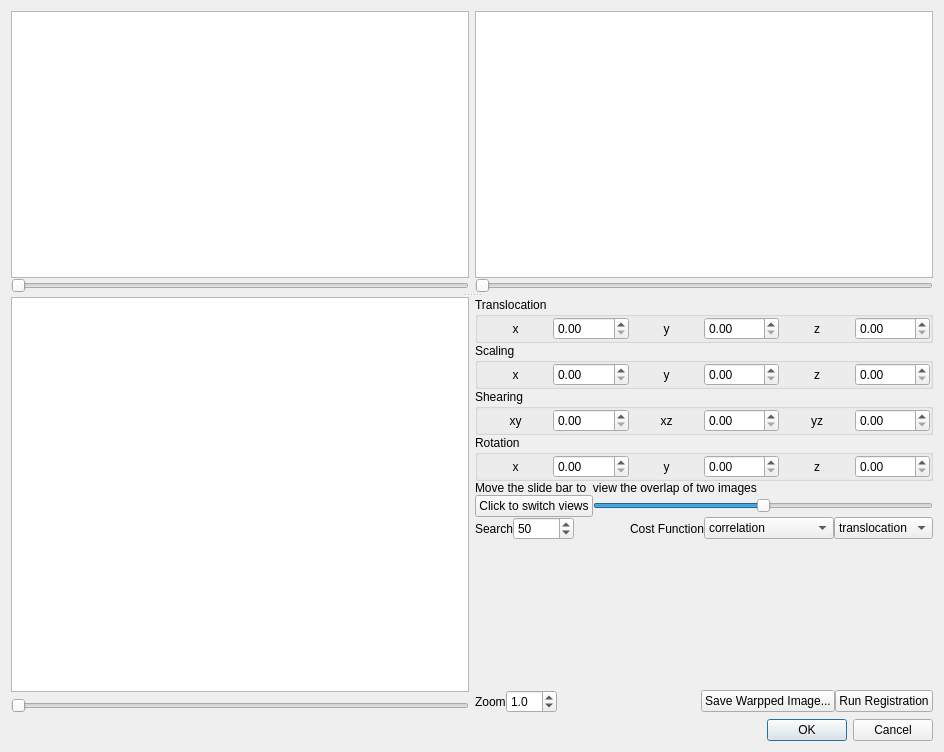
Old version of the form manual_alignment.ui in the repository frankyeh/DSI-Studio.
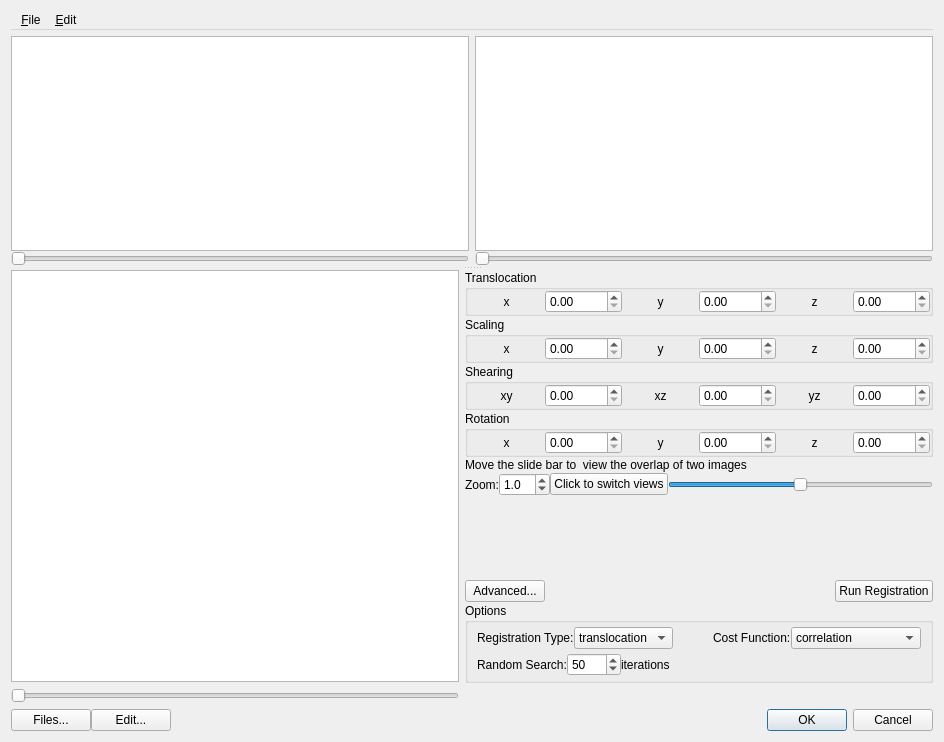
New version of the form. Icons and pictures are not drawn.

Diff of the .ui file:
```diff
--- a/manual_alignment.ui
+++ b/manual_alignment.ui
@@ -7,13 +7,47 @@
     <x>0</x>
     <y>0</y>
     <width>944</width>
-    <height>752</height>
+    <height>742</height>
    </rect>
   </property>
   <property name="windowTitle">
    <string>Registration</string>
   </property>
+  <layout class="QVBoxLayout" name="verticalLayout_8" stretch="0,1,0">
+   <property name="spacing">
+    <number>6</number>
+   </property>
+   <item>
+    <widget class="QMenuBar" name="menuBar">
+     <property name="maximumSize">
+      <size>
+       <width>16777215</width>
+       <height>24</height>
+      </size>
+     </property>
+     <property name="nativeMenuBar">
+      <bool>true</bool>
+     </property>
+     <widget class="QMenu" name="menu_File">
+      <property name="title">
+       <string>&amp;File</string>
+      </property>
+      <addaction name="actionSave_Warpped_Image"/>
+     </widget>
+     <widget class="QMenu" name="menu_Edit">
+      <property name="title">
+       <string>&amp;Edit</string>
+      </property>
+     </widget>
+     <addaction name="menu_File"/>
+     <addaction name="menu_Edit"/>
+    </widget>
+   </item>
+   <item>
   <layout class="QVBoxLayout" name="verticalLayout">
+     <property name="spacing">
+      <number>0</number>
+     </property>
    <item>
     <widget class="QWidget" name="widget" native="true">
      <layout class="QVBoxLayout" name="verticalLayout_6">
@@ -130,7 +164,7 @@
           <item>
            <layout class="QVBoxLayout" name="verticalLayout_5">
             <property name="spacing">
-             <number>0</number>
+               <number>1</number>
             </property>
             <property name="leftMargin">
              <number>0</number>
@@ -456,6 +490,32 @@
               <property name="spacing">
                <number>0</number>
               </property>
+                <item>
+                 <widget class="QLabel" name="label_15">
+                  <property name="text">
+                   <string>Zoom:</string>
+                  </property>
+                 </widget>
+                </item>
+                <item>
+                 <widget class="QDoubleSpinBox" name="zoom">
+                  <property name="decimals">
+                   <number>1</number>
+                  </property>
+                  <property name="minimum">
+                   <double>0.100000000000000</double>
+                  </property>
+                  <property name="maximum">
+                   <double>10.000000000000000</double>
+                  </property>
+                  <property name="singleStep">
+                   <double>0.200000000000000</double>
+                  </property>
+                  <property name="value">
+                   <double>1.000000000000000</double>
+                  </property>
+                 </widget>
+                </item>
               <item>
                <widget class="QPushButton" name="switch_view">
                 <property name="text">
@@ -481,6 +541,19 @@
               </item>
              </layout>
             </item>
+              <item>
+               <spacer name="verticalSpacer">
+                <property name="orientation">
+                 <enum>Qt::Vertical</enum>
+                </property>
+                <property name="sizeHint" stdset="0">
+                 <size>
+                  <width>20</width>
+                  <height>40</height>
+                 </size>
+                </property>
+               </spacer>
+              </item>
             <item>
              <layout class="QHBoxLayout" name="horizontalLayout_8">
               <property name="spacing">
@@ -490,25 +563,9 @@
                <number>0</number>
               </property>
               <item>
-               <widget class="QLabel" name="label_16">
+                 <widget class="QPushButton" name="advance_options">
                 <property name="text">
-                 <string>Search</string>
-                </property>
-               </widget>
-              </item>
-              <item>
-               <widget class="QSpinBox" name="search">
-                <property name="toolTip">
-                 <string>Search other locations</string>
-                </property>
-                <property name="maximum">
-                 <number>10000</number>
-                </property>
-                <property name="singleStep">
-                 <number>50</number>
-                </property>
-                <property name="value">
-                 <number>50</number>
+                   <string>Advanced...</string>
                 </property>
                </widget>
               </item>
@@ -526,24 +583,46 @@
                </spacer>
               </item>
               <item>
-               <widget class="QLabel" name="label_14">
+                 <widget class="QPushButton" name="rerun">
                 <property name="text">
-                 <string>Cost Function</string>
+                   <string>Run Registration</string>
+                  </property>
+                  <property name="icon">
+                   <iconset resource="icons.qrc">
+                    <normaloff>:/icons/icons/run.xpm</normaloff>:/icons/icons/run.xpm</iconset>
                 </property>
                </widget>
               </item>
+               </layout>
+              </item>
               <item>
-               <widget class="QComboBox" name="cost_type">
+               <widget class="QGroupBox" name="options">
+                <property name="title">
+                 <string>Options</string>
+                </property>
+                <layout class="QVBoxLayout" name="verticalLayout_7">
+                 <property name="spacing">
+                  <number>4</number>
+                 </property>
+                 <property name="topMargin">
+                  <number>4</number>
+                 </property>
+                 <property name="bottomMargin">
+                  <number>4</number>
+                 </property>
                 <item>
-                 <property name="text">
-                  <string>correlation</string>
-                 </property>
-                </item>
+                  <layout class="QHBoxLayout" name="horizontalLayout_11">
+                   <property name="spacing">
+                    <number>0</number>
+                   </property>
+                   <property name="topMargin">
+                    <number>0</number>
+                   </property>
                 <item>
+                    <widget class="QLabel" name="label_18">
                  <property name="text">
-                  <string>mutual information</string>
-                 </property>
-                </item>
+                      <string>Registration Type:</string>
+                     </property>
                </widget>
               </item>
               <item>
@@ -565,20 +644,94 @@
                 </item>
                </widget>
               </item>
+                   <item>
+                    <spacer name="horizontalSpacer_4">
+                     <property name="orientation">
+                      <enum>Qt::Horizontal</enum>
+                     </property>
+                     <property name="sizeHint" stdset="0">
+                      <size>
+                       <width>40</width>
+                       <height>20</height>
+                      </size>
+                     </property>
+                    </spacer>
+                   </item>
+                   <item>
+                    <widget class="QLabel" name="label_14">
+                     <property name="text">
+                      <string>Cost Function:</string>
+                     </property>
+                    </widget>
+                   </item>
+                   <item>
+                    <widget class="QComboBox" name="cost_type">
+                     <item>
+                      <property name="text">
+                       <string>correlation</string>
+                      </property>
+                     </item>
+                     <item>
+                      <property name="text">
+                       <string>mutual information</string>
+                      </property>
+                     </item>
+                    </widget>
+                   </item>
              </layout>
             </item>
             <item>
-             <spacer name="verticalSpacer">
+                  <layout class="QHBoxLayout" name="horizontalLayout_10">
+                   <property name="spacing">
+                    <number>0</number>
+                   </property>
+                   <property name="topMargin">
+                    <number>0</number>
+                   </property>
+                   <item>
+                    <widget class="QLabel" name="label_16">
+                     <property name="text">
+                      <string>Random Search:</string>
+                     </property>
+                    </widget>
+                   </item>
+                   <item>
+                    <widget class="QSpinBox" name="search_count">
+                     <property name="maximum">
+                      <number>1000</number>
+                     </property>
+                     <property name="singleStep">
+                      <number>10</number>
+                     </property>
+                     <property name="value">
+                      <number>50</number>
+                     </property>
+                    </widget>
+                   </item>
+                   <item>
+                    <widget class="QLabel" name="label_17">
+                     <property name="text">
+                      <string>iterations</string>
+                     </property>
+                    </widget>
+                   </item>
+                   <item>
+                    <spacer name="horizontalSpacer_3">
               <property name="orientation">
-               <enum>Qt::Vertical</enum>
+                      <enum>Qt::Horizontal</enum>
               </property>
               <property name="sizeHint" stdset="0">
                <size>
-                <width>20</width>
-                <height>40</height>
+                       <width>40</width>
+                       <height>20</height>
                </size>
               </property>
              </spacer>
+                   </item>
+                  </layout>
+                 </item>
+                </layout>
+               </widget>
             </item>
             <item>
              <layout class="QHBoxLayout" name="horizontalLayout_9">
@@ -588,32 +741,6 @@
               <property name="topMargin">
                <number>0</number>
               </property>
-              <item>
-               <widget class="QLabel" name="label_15">
-                <property name="text">
-                 <string>Zoom</string>
-                </property>
-               </widget>
-              </item>
-              <item>
-               <widget class="QDoubleSpinBox" name="zoom">
-                <property name="decimals">
-                 <number>1</number>
-                </property>
-                <property name="minimum">
-                 <double>0.100000000000000</double>
-                </property>
-                <property name="maximum">
-                 <double>10.000000000000000</double>
-                </property>
-                <property name="singleStep">
-                 <double>0.200000000000000</double>
-                </property>
-                <property name="value">
-                 <double>1.000000000000000</double>
-                </property>
-               </widget>
-              </item>
               <item>
                <spacer name="horizontalSpacer_2">
                 <property name="orientation">
@@ -627,28 +754,6 @@
                 </property>
                </spacer>
               </item>
-              <item>
-               <widget class="QPushButton" name="save_warpped">
-                <property name="text">
-                 <string>Save Warpped Image...</string>
-                </property>
-                <property name="icon">
-                 <iconset resource="icons.qrc">
-                  <normaloff>:/icons/icons/save.xpm</normaloff>:/icons/icons/save.xpm</iconset>
-                </property>
-               </widget>
-              </item>
-              <item>
-               <widget class="QPushButton" name="rerun">
-                <property name="text">
-                 <string>Run Registration</string>
-                </property>
-                <property name="icon">
-                 <iconset resource="icons.qrc">
-                  <normaloff>:/icons/icons/run.xpm</normaloff>:/icons/icons/run.xpm</iconset>
-                </property>
-               </widget>
-              </item>
              </layout>
             </item>
            </layout>
@@ -658,19 +763,47 @@
        </widget>
       </item>
      </layout>
+      </widget>
+     </item>
+    </layout>
+   </item>
+   <item>
+    <layout class="QHBoxLayout" name="horizontalLayout_12">
+     <property name="spacing">
+      <number>0</number>
+     </property>
+     <property name="topMargin">
+      <number>0</number>
+     </property>
+     <item>
+      <widget class="QPushButton" name="files">
+       <property name="text">
+        <string>Files...</string>
+       </property>
+      </widget>
+     </item>
+     <item>
+      <widget class="QPushButton" name="pushButton">
+       <property name="text">
+        <string>Edit...</string>
+       </property>
     </widget>
    </item>
    <item>
     <widget class="QDialogButtonBox" name="buttonBox">
-     <property name="orientation">
-      <enum>Qt::Horizontal</enum>
-     </property>
      <property name="standardButtons">
       <set>QDialogButtonBox::Cancel|QDialogButtonBox::Ok</set>
      </property>
     </widget>
    </item>
   </layout>
+   </item>
+  </layout>
+  <action name="actionSave_Warpped_Image">
+   <property name="text">
+    <string>Save Warpped Image...</string>
+   </property>
+  </action>
  </widget>
  <resources>
   <include location="icons.qrc"/>
```
Left out of the diff: 35 changed lines with no effect on the pictures. Lines whose indentation alone changed are shown as unchanged.
